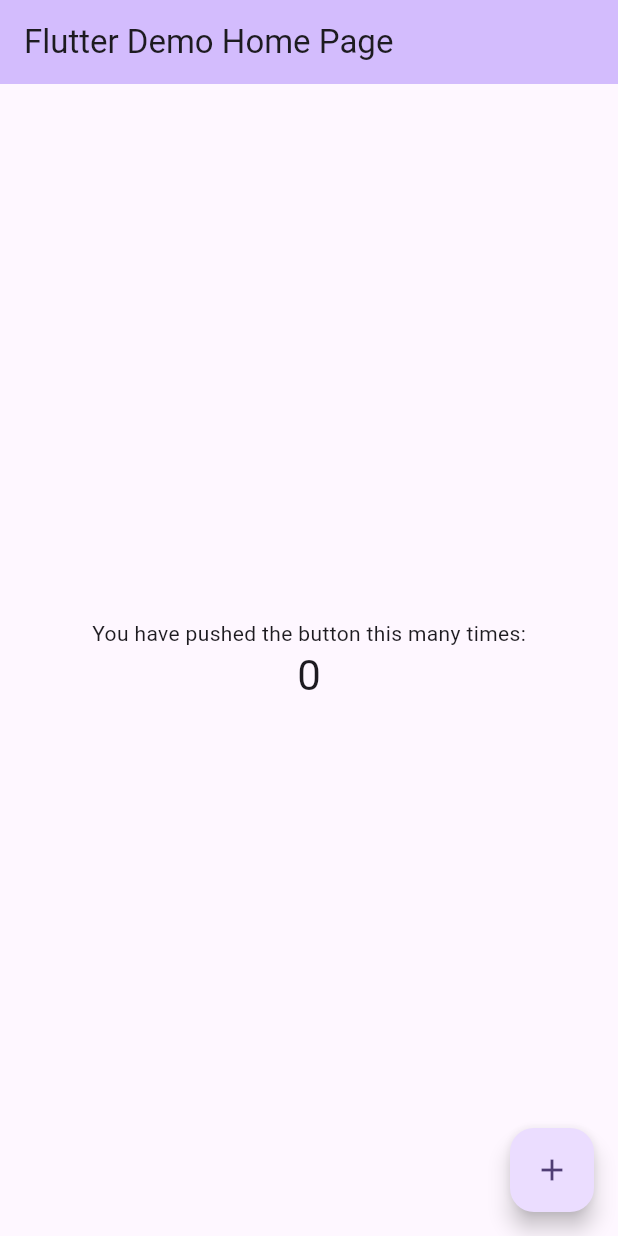
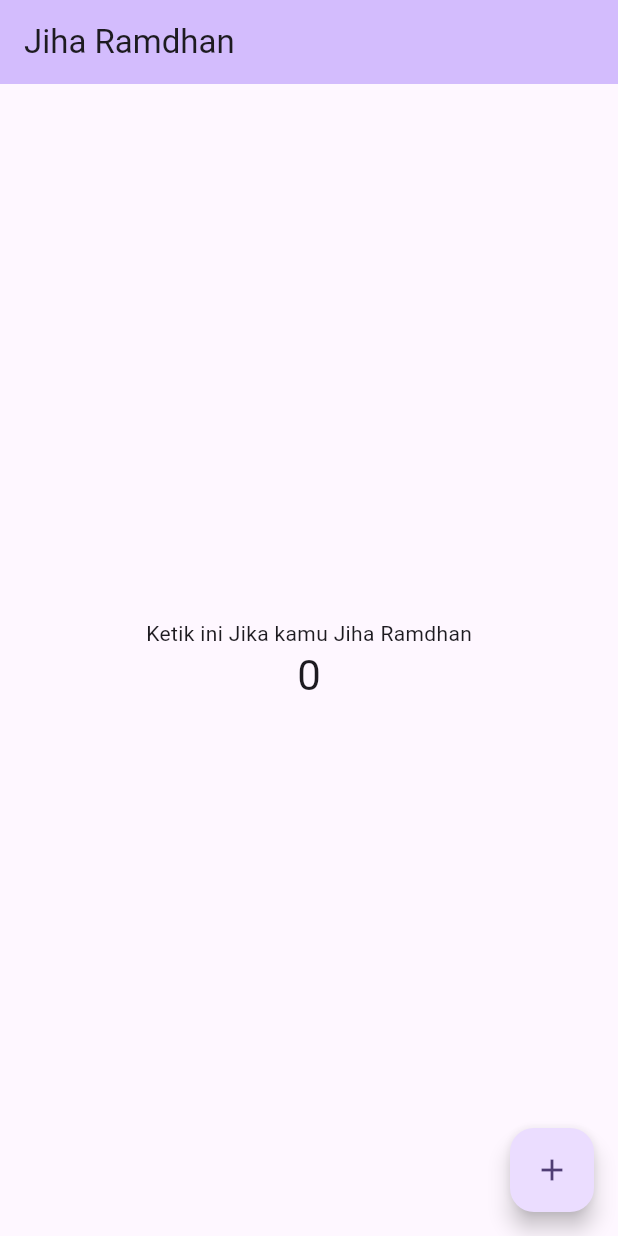
Before and after one commit to JihaR15/flutter-fundamental-part1, a Flutter app: the screen it shows after launch, on a phone screen of 412 x 824 dp. Run offline on Flutter 3.47's test engine with Material 3 defaults, Android fonts, the phone set to English and light mode, and no system bars.

Commit message:
add screenshot 01.png

```diff
--- a/lib/main.dart
+++ b/lib/main.dart
@@ -11,7 +11,7 @@ class MyApp extends StatelessWidget {
   @override
   Widget build(BuildContext context) {
     return MaterialApp(
-      title: 'Flutter Demo',
+      title: 'punya Jiha',
       theme: ThemeData(
         // This is the theme of your application.
         //
@@ -30,7 +30,7 @@ class MyApp extends StatelessWidget {
         // tested with just a hot reload.
         colorScheme: ColorScheme.fromSeed(seedColor: Colors.deepPurple),
       ),
-      home: const MyHomePage(title: 'Flutter Demo Home Page'),
+      home: const MyHomePage(title: 'Jiha Ramdhan'),
     );
   }
 }
@@ -104,7 +104,7 @@ class _MyHomePageState extends State<MyHomePage> {
           // wireframe for each widget.
           mainAxisAlignment: MainAxisAlignment.center,
           children: <Widget>[
-            const Text('You have pushed the button this many times:'),
+            const Text('Ketik ini Jika kamu Jiha Ramdhan'),
             Text(
               '$_counter',
               style: Theme.of(context).textTheme.headlineMedium,
```
Also changed, not shown: images/01.png (added), 1 other file.
